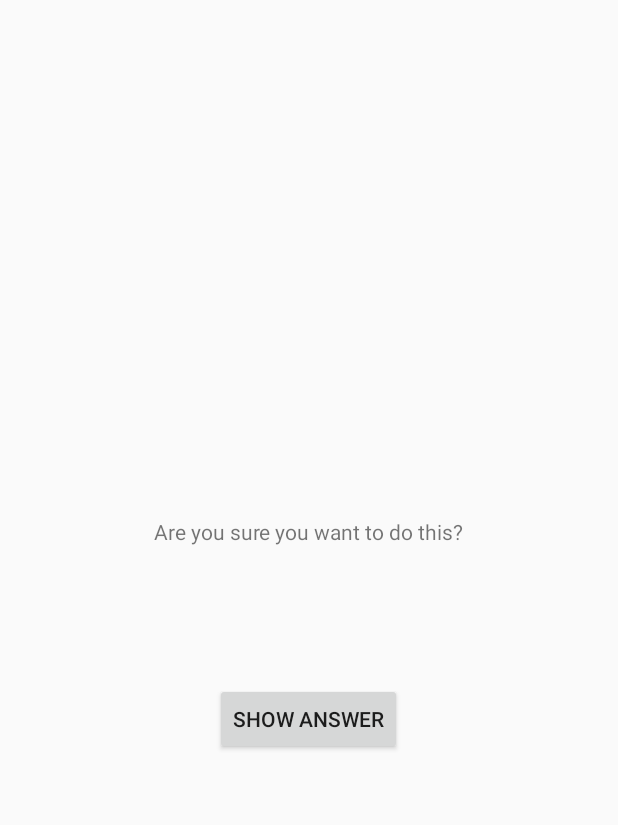
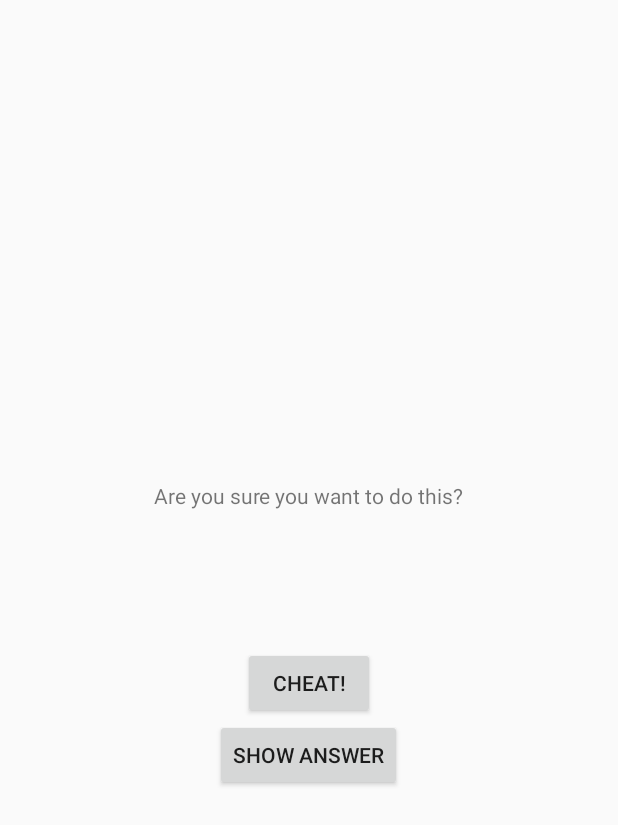
Before and after one commit to Carpk/flippable_pages, an Android app: the layout activity_side.xml on its own in the app's theme, with its tools: preview values and no code run, on a phone screen of 412 x 824 dp. Shown: the top 825 px of the screen. Run offline under Robolectric (Android 15) with nearby library versions, the phone set to English and light mode, and no system bars.

Commit message:
add new activity, new buttons, and Intent to pass Extras between activities

```diff
--- a/app/src/main/AndroidManifest.xml
+++ b/app/src/main/AndroidManifest.xml
@@ -17,6 +17,8 @@
                 <category android:name="android.intent.category.LAUNCHER" />
             </intent-filter>
         </activity>
+        <activity android:name=".SideActivity"
+                  android:label="@string/app_name" />
     </application>
 
 </manifest>
--- /dev/null
+++ b/app/src/main/res/layout-land/activity_side.xml
@@ -0,0 +1,14 @@
+<?xml version="1.0" encoding="utf-8"?>
+<LinearLayout xmlns:android="http://schemas.android.com/apk/res/android"
+              android:orientation="vertical"
+              android:layout_width="match_parent"
+              android:layout_height="match_parent">
+
+    <Button
+        android:id="@+id/cheat_button"
+        android:layout_width="wrap_content"
+        android:layout_height="wrap_content"
+        android:layout_gravity="bottom|center"
+        android:text="@string/cheat_button" />
+
+</LinearLayout>
--- a/app/src/main/res/layout/activity_side.xml
+++ b/app/src/main/res/layout/activity_side.xml
@@ -18,6 +18,12 @@
         android:padding="24dp"/>
 
     <Button
+        android:id="@+id/cheat_button"
+        android:layout_width="wrap_content"
+        android:layout_height="wrap_content"
+        android:text="@string/cheat_button" />
+
+    <Button
         android:id="@+id/showAnswerButton"
         android:layout_width="wrap_content"
         android:layout_height="wrap_content"
```
Also changed, not shown: app/src/main/java/com/shawnklein/carpk/cloudorder/MainActivity.java (+13 -0 lines), app/src/main/java/com/shawnklein/carpk/cloudorder/SideActivity.java (+24 -0 lines).
